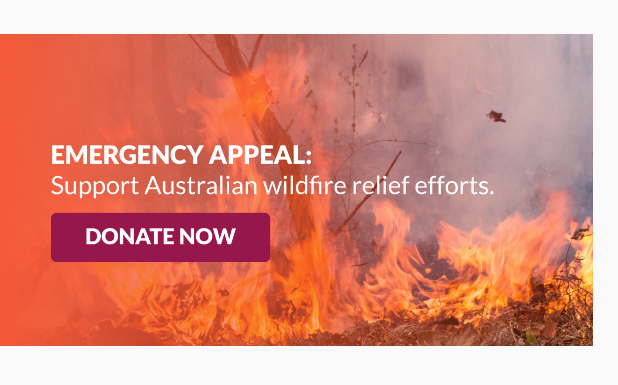
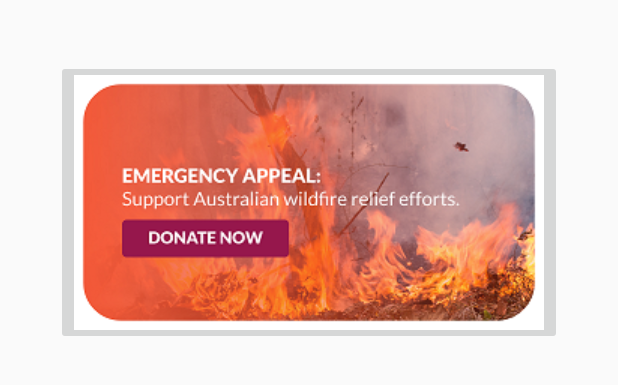
Before and after one commit to emilierobichaud1/DeltaHacks2020, an Android app: the layout activity_charity_selection.xml on its own in the app's theme, with its tools: preview values and no code run, on a phone screen of 412 x 824 dp. Shown: the top 385 px of the screen. Run offline under Robolectric (Android 15) with nearby library versions, the phone set to English and light mode, and no system bars.

Commit message:
shitty shit

```diff
--- a/app/src/main/res/layout/activity_charity_selection.xml
+++ b/app/src/main/res/layout/activity_charity_selection.xml
@@ -9,27 +9,15 @@
         android:layout_width="match_parent"
         android:layout_height="match_parent">
 
-        <TextView
-            android:id="@+id/charity_spotlight"
+        <ImageButton
+            android:id="@+id/imageButton7"
             android:layout_width="wrap_content"
             android:layout_height="wrap_content"
-            android:layout_marginStart="16dp"
-            android:layout_marginLeft="16dp"
-            android:layout_marginTop="16dp"
-            android:hint="charityspotlight"
-            android:text="Charity Spotlight"
-            android:textSize="24sp"
+            android:layout_marginTop="40dp"
             app:layout_constraintEnd_toEndOf="parent"
-            app:layout_constraintHorizontal_bias="0.118"
             app:layout_constraintStart_toStartOf="parent"
-            app:layout_constraintTop_toTopOf="parent" />
+            app:layout_constraintTop_toTopOf="parent"
+            app:srcCompat="@drawable/australian_charity" />
 
-        <ImageView
-            android:id="@+id/imageView2"
-            android:layout_width="395dp"
-            android:layout_height="253dp"
-            app:layout_constraintStart_toStartOf="parent"
-            app:srcCompat="@drawable/australian_fire_charity"
-            tools:layout_editor_absoluteY="112dp" />
     </androidx.constraintlayout.widget.ConstraintLayout>
 </LinearLayout>
--- a/app/src/main/res/layout/activity_login.xml
+++ b/app/src/main/res/layout/activity_login.xml
@@ -25,11 +25,11 @@
 
     <EditText
         android:id="@+id/password_text"
-        android:layout_width="271dp"
-        android:layout_height="46dp"
+        android:layout_width="272dp"
+        android:layout_height="47dp"
         android:ems="10"
         android:hint="Password"
-        android:inputType="textPassword"
+        android:inputType="text"
         android:text="Password"
         app:layout_constraintBottom_toBottomOf="parent"
         app:layout_constraintEnd_toEndOf="parent"
```
Also changed, not shown: app/src/main/res/drawable/australian_charity.png (added), app/src/main/res/drawable/australian_fire_charity.jpg (deleted), app/src/main/res/drawable/bird-cropped.png (added), app/src/main/res/drawable/bird.png (added), app/src/main/res/drawable/canada-cropped .png (added), app/src/main/res/drawable/charity-cropped.png (added), app/src/main/res/drawable/royalty-free-charity-icon.jpg (added), app/src/main/res/drawable/sa-cropped .png (added), app/src/main/res/drawable/savethechildren2.png (added), app/src/main/res/drawable/the-firefighters-charity-charitable-organization-fire-department-donation-charity-logo-png-clip-art.png (added).
